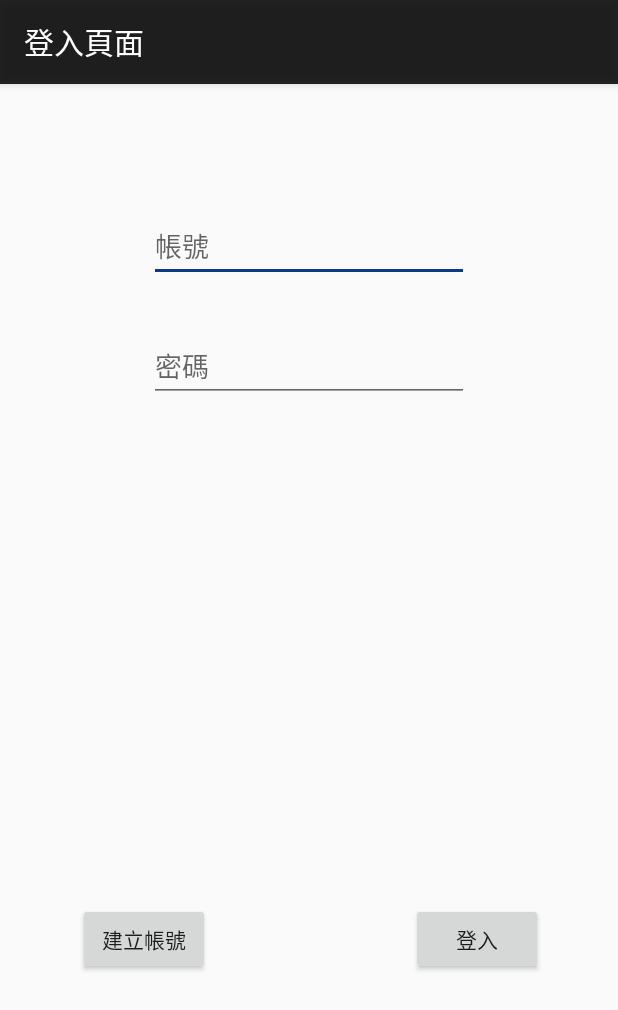
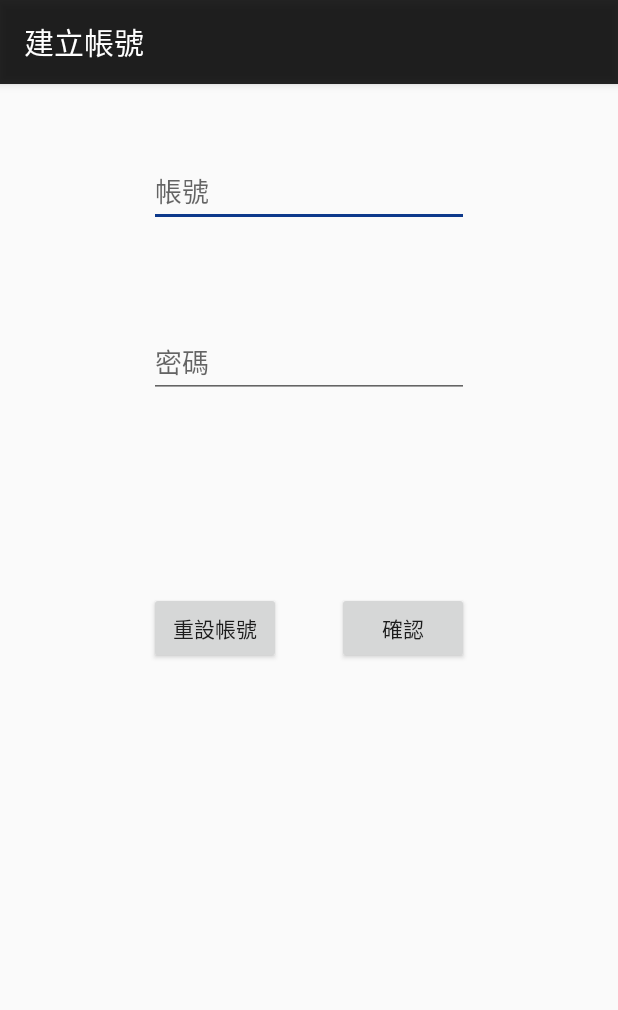
Before and after one commit to miyuiki/SimpleMusicPlayer, an Android app: the screen it shows after launch (Login before the commit, Create after it), after a tap on "建立帳號", on a phone screen of 412 x 824 dp. Shown: the top 1010 px of the screen. Run offline under Robolectric (Android 15) with nearby library versions, the phone set to English and light mode, and no system bars.

Commit message:
完成版

```diff
--- a/app/src/main/AndroidManifest.xml
+++ b/app/src/main/AndroidManifest.xml
@@ -20,6 +20,7 @@
                 <category android:name="android.intent.category.LAUNCHER" />
             </intent-filter>
         </activity>
+        <activity android:name=".Create" android:label="建立帳號" />
 
 
     </application>
--- /dev/null
+++ b/app/src/main/java/com/example/jay/simplemusicplayer/Create.java
@@ -0,0 +1,58 @@
+package com.example.jay.simplemusicplayer;
+
+import android.content.SharedPreferences;
+import android.os.Bundle;
+import android.support.annotation.Nullable;
+import android.support.v7.app.AppCompatActivity;
+import android.view.View;
+import android.widget.Button;
+import android.widget.EditText;
+import android.widget.Toast;
+
+/**
+ * Created by Jay on 2017/5/14.
+ */
+
+public class Create extends AppCompatActivity {
+    private EditText new_account, new_password;
+    private Button enter, reset;
+
+    @Override
+    protected void onCreate(@Nullable Bundle savedInstanceState) {
+        super.onCreate(savedInstanceState);
+        setContentView(R.layout.create_account);
+
+        new_account = (EditText) findViewById(R.id.new_account);
+        new_password = (EditText) findViewById(R.id.new_password);
+        enter = (Button) findViewById(R.id.check);
+        reset = (Button) findViewById(R.id.reset);
+
+        enter.setOnClickListener(enterListener);
+        reset.setOnClickListener(resetListener);
+    }
+    private Button.OnClickListener enterListener = new Button.OnClickListener(){
+        @Override
+        public void onClick(View view) {
+            String newa = new_account.getText().toString();
+            String newp = new_password.getText().toString();
+            SharedPreferences sp = getSharedPreferences("profile",MODE_PRIVATE );
+            SharedPreferences.Editor editor = sp.edit();
+            editor.putString("Account",newa);
+            editor.putString("Password",newp);
+            editor.commit();
+            finish();
+        }
+    };
+    private Button.OnClickListener resetListener = new Button.OnClickListener(){
+        @Override
+        public void onClick(View view) {
+            SharedPreferences sp = getSharedPreferences("profile",MODE_PRIVATE);
+            sp.edit()
+                    .clear()
+                    .commit();
+            Toast t = Toast.makeText(Create.this, "帳號已重設完成", Toast.LENGTH_LONG);
+            t.show();
+            finish();
+        }
+    };
+}
--- a/app/src/main/java/com/example/jay/simplemusicplayer/MainActivity.java
+++ b/app/src/main/java/com/example/jay/simplemusicplayer/MainActivity.java
@@ -20,10 +20,6 @@ public class MainActivity extends AppCompatActivity {
     protected void onCreate(Bundle savedInstanceState) {
         super.onCreate(savedInstanceState);
         setContentView(R.layout.activity_main);
-
-        Intent login_intent = new Intent();
-        login_intent.setClass(MainActivity.this,Login.class);
-        startActivity(login_intent);
 
         songNum = (TextView) findViewById(R.id.textView2);
         toPage2 = (Button) findViewById(R.id.button14);
@@ -131,7 +127,7 @@ public class MainActivity extends AppCompatActivity {
         public void onClick(View view) {
             new AlertDialog.Builder(MainActivity.this)
                     .setTitle("歌曲清單")
-                    .setMessage("01.編織星空的人\n02.旅行的意義\n03.面對明日的勇氣\n04.恋\n05.ヒカリヘ")
+                    .setMessage("01.編織星空的人\n02.旅行的意義\n03.面對明日的勇氣\n04.初恋\n05.ヒカリヘ")
                     .setPositiveButton("朕知道了", new
                             DialogInterface.OnClickListener() {
                                 @Override
--- a/app/src/main/java/com/example/jay/simplemusicplayer/Second.java
+++ b/app/src/main/java/com/example/jay/simplemusicplayer/Second.java
@@ -6,17 +6,14 @@ import android.os.Bundle;
 import android.support.annotation.Nullable;
 import android.support.v7.app.AppCompatActivity;
 import android.view.View;
-import android.widget.ArrayAdapter;
 import android.widget.Button;
 import android.widget.ImageView;
 
-import java.io.IOException;
 
 
 public class Second extends AppCompatActivity{
 
     private MediaPlayer music;
-    private Boolean ispause = false;
     int[] songfile = new int[] {R.raw.m01,R.raw.m02,R.raw.m03,R.raw.m04,R.raw.m05};
     int current = 0;
     int[] imgID = {R.drawable.img01, R.drawable.img02, R.drawable.img03, R.drawable.img04, R.drawable.img05};
@@ -77,7 +74,6 @@ public class Second extends AppCompatActivity{
                 nextSong();
             }
         });
-        ispause = false;
     }
 
 
--- /dev/null
+++ b/app/src/main/res/layout/create_account.xml
@@ -0,0 +1,47 @@
+<?xml version="1.0" encoding="utf-8"?>
+<RelativeLayout xmlns:android="http://schemas.android.com/apk/res/android"
+    android:layout_width="match_parent" android:layout_height="match_parent">
+
+    <EditText
+        android:id="@+id/new_account"
+        android:layout_width="wrap_content"
+        android:layout_height="wrap_content"
+        android:layout_alignParentTop="true"
+        android:layout_centerHorizontal="true"
+        android:layout_marginTop="47dp"
+        android:ems="10"
+        android:hint="帳號"
+        android:inputType="textPersonName" />
+
+    <EditText
+        android:id="@+id/new_password"
+        android:layout_width="wrap_content"
+        android:layout_height="wrap_content"
+        android:layout_alignEnd="@+id/new_account"
+        android:layout_alignRight="@+id/new_account"
+        android:layout_below="@+id/new_account"
+        android:layout_marginTop="66dp"
+        android:ems="10"
+        android:hint="密碼"
+        android:inputType="textPassword" />
+
+    <Button
+        android:id="@+id/check"
+        android:layout_width="wrap_content"
+        android:layout_height="wrap_content"
+        android:layout_marginTop="129dp"
+        android:text="確認"
+        android:layout_below="@+id/new_password"
+        android:layout_alignRight="@+id/new_password"
+        android:layout_alignEnd="@+id/new_password" />
+
+    <Button
+        android:id="@+id/reset"
+        android:layout_width="wrap_content"
+        android:layout_height="wrap_content"
+        android:layout_alignBaseline="@+id/check"
+        android:layout_alignBottom="@+id/check"
+        android:layout_alignLeft="@+id/new_password"
+        android:layout_alignStart="@+id/new_password"
+        android:text="重設帳號" />
+</RelativeLayout>
```
Also changed, not shown: app/src/main/java/com/example/jay/simplemusicplayer/Login.java (+36 -1 lines).
